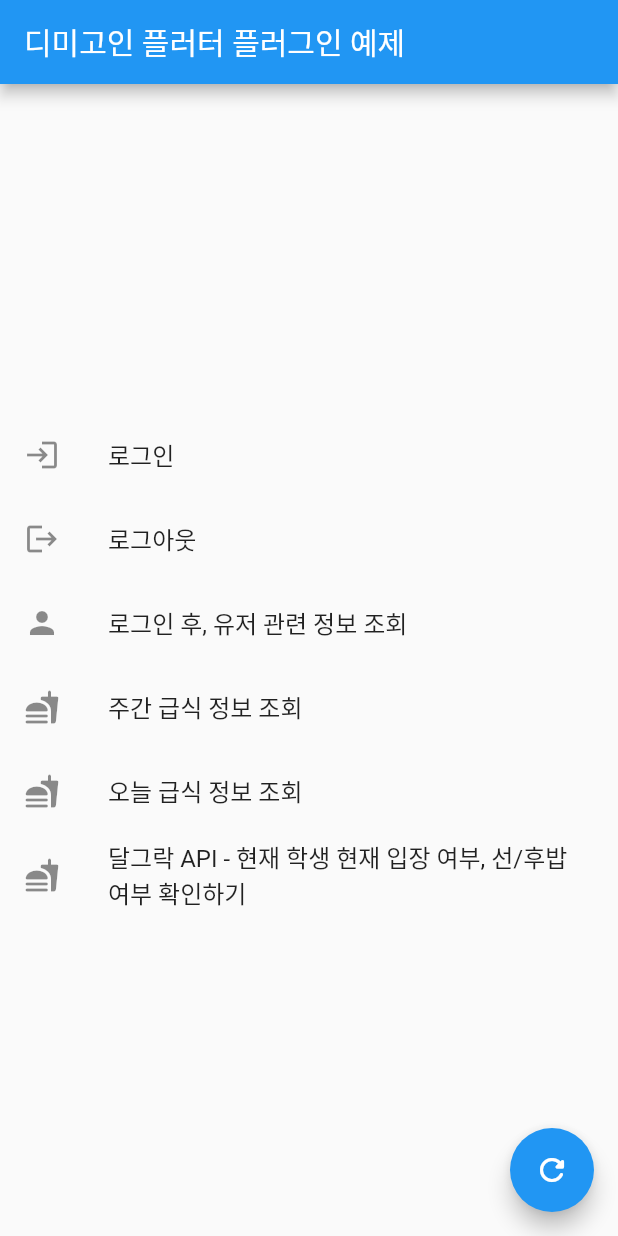
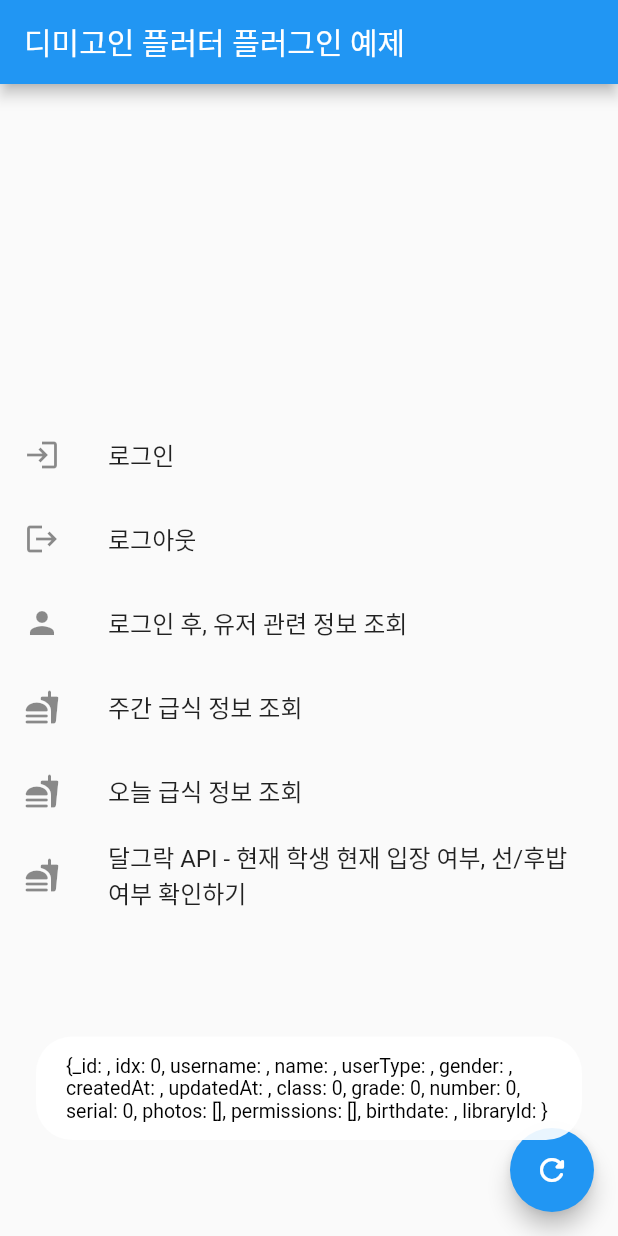
Before and after one commit to dimigo-din/dimigoin_flutter_plugin, a Flutter app: the screen it shows after launch, after a tap on "로그인 후, 유저 관련 정보 조회", on a phone screen of 412 x 824 dp. Run offline on Flutter 3.47's test engine with Material 2 defaults, Android fonts, the phone set to English and light mode, and no system bars; our stand-ins replace dio, flutter_secure_storage, fluttertoast; accounts and stored records are empty.

Commit message:
Add: Dimigoin User Model

```diff
--- a/lib/dimigoin_flutter_plugin.dart
+++ b/lib/dimigoin_flutter_plugin.dart
@@ -4,7 +4,8 @@ import 'dart:convert';
 import 'package:dio/dio.dart';
 import 'package:flutter_secure_storage/flutter_secure_storage.dart';
 
-part 'services/dimigoin_login.dart';
+part 'services/dimigoin_account.dart';
+part 'models/dimigoin_user.dart';
 part 'services/dimigoin_meal.dart';
 part 'services/dalgeurak_service.dart';
 
@@ -15,14 +16,17 @@ final _storage = const FlutterSecureStorage();
 const apiUrl = "https://api.dimigo.in";
 
 
-DimigoinLogin _dimigoinLogin = DimigoinLogin();
+DimigoinAccount _dimigoinLogin = DimigoinAccount();
 
 late String _accessToken;
+late DimigoinUser _currentUser;
 
 class DimigoinFlutterPlugin {
   initializeApp() async {
     if (await _dimigoinLogin.checkNowLogin()) {
       _accessToken = await _dimigoinLogin.loadSavedToken();
+
+      await _dimigoinLogin.fetchAccountData();
     }
   }
 }
--- /dev/null
+++ b/lib/models/dimigoin_user.dart
@@ -0,0 +1,207 @@
+part of dimigoin_flutter_plugin;
+
+/// 디미고인 유저 타입 열거형
+enum DimigoinUserType {
+  /// 학생
+  student,
+  /// 선생님
+  teacher,
+  /// 현재 디미고에 있지 않은 유저
+  outdate,
+  /// 학부모
+  parent,
+  /// 기숙사 사감 선생님
+  dormitoryTeacher,
+  /// 이외의 유저 타입
+  none
+}
+
+/// 디미고인 권한 열거형
+enum DimigoinPermissionType {
+  /// 인원관리 시스템 관리 권한
+  attendance,
+  /// 달그락 관리자 권한
+  dalgeurak,
+  /// 달그락 디넌장 권한
+  dalgeurakManagement,
+  /// 이외의 권한 타입
+  none
+}
+
+/// 디미고인 유저 열거형을 위한 Extension
+extension DimigoinUserTypeExtension on DimigoinUserType {
+  String get convertStr {
+    switch (this) {
+      case DimigoinUserType.student: return "S";
+      case DimigoinUserType.teacher: return "T";
+      case DimigoinUserType.outdate: return "O";
+      case DimigoinUserType.parent: return "P";
+      case DimigoinUserType.dormitoryTeacher: return "D";
+      default: return "";
+    }
+  }
+}
+
+/// 디미고인 권한 열거형을 위한 Extension
+extension DimigoinPermissionTypeExtension on DimigoinPermissionType {
+  String get convertStr {
+    switch (this) {
+      case DimigoinPermissionType.attendance: return "attendance";
+      case DimigoinPermissionType.dalgeurak: return "dalgeurak";
+      case DimigoinPermissionType.dalgeurakManagement: return "dalgeurak-management";
+      default: return "";
+    }
+  }
+}
+
+/// 디미고인 유저와 관련된 열거형을 위한 Extension
+extension DimigoinAccountTypeExtension on String {
+  DimigoinUserType get convertDimigoinUserType {
+    switch (this) {
+      case "S": return DimigoinUserType.student;
+      case "T": return DimigoinUserType.teacher;
+      case "O": return DimigoinUserType.outdate;
+      case "P": return DimigoinUserType.parent;
+      case "D": return DimigoinUserType.dormitoryTeacher;
+      default: return DimigoinUserType.none;
+    }
+  }
+
+  DimigoinPermissionType get convertDimigoinPermissionType {
+    switch (this) {
+      case "attendance": return DimigoinPermissionType.attendance;
+      case "dalgeurak": return DimigoinPermissionType.dalgeurak;
+      case "dalgeurak-management": return DimigoinPermissionType.dalgeurakManagement;
+      default: return DimigoinPermissionType.none;
+    }
+  }
+}
+
+
+/// 디미고인 유저 정보 클래스
+class DimigoinUser {
+  String? _id;
+  int? _idx;
+  String? _userId;
+  String? _name;
+  DimigoinUserType? _userType;
+  String? _gender;
+  String? _createdAt;
+  String? _updatedAt;
+  int? _classNum;
+  int? _gradeNum;
+  int? _studentNum;
+  int? _studentId;
+  List<dynamic>? _photos;
+  List<DimigoinPermissionType>? _permissions;
+  String? _birthdate;
+  String? _libraryId;
+
+  String? get id => _id;
+  int? get idx => _idx;
+  String? get userId => _userId;
+  String? get name => _name;
+  DimigoinUserType? get userType => _userType;
+  String? get gender => _gender;
+  String? get createdAt => _createdAt;
+  String? get updatedAt => _updatedAt;
+  int? get classNum => _classNum;
+  int? get gradeNum => _gradeNum;
+  int? get studentNum => _studentNum;
+  int? get studentId => _studentId;
+  List<dynamic>? get photos => _photos;
+  List<DimigoinPermissionType>? get permissions => _permissions;
+  String? get birthdate => _birthdate;
+  String? get libraryId => _libraryId;
+
+
+  DimigoinUser({
+    required String id,
+    required int idx,
+    required String userId,
+    required String name,
+    required DimigoinUserType userType,
+    required String gender,
+    required String createdAt,
+    required String updatedAt,
+    required int classNum,
+    required int gradeNum,
+    required int studentNum,
+    required int studentId,
+    required List<dynamic> photos,
+    required List<DimigoinPermissionType> permissions,
+    required String birthdate,
+    required String libraryId,}){
+    _id = id;
+    _idx = idx;
+    _userId = userId;
+    _name = name;
+    _userType = userType;
+    _gender = gender;
+    _createdAt = createdAt;
+    _updatedAt = updatedAt;
+    _classNum = classNum;
+    _gradeNum = gradeNum;
+    _studentNum = studentNum;
+    _studentId = studentId;
+    _photos = photos;
+    _permissions = permissions;
+    _birthdate = birthdate;
+    _libraryId = libraryId;
+}
+
+  DimigoinUser.fromJson(dynamic json) {
+    _id = json['_id'];
+    _idx = json['idx'];
+    _userId = json['username'];
+    _name = json['name'];
+    _userType = json['userType'].toString().convertDimigoinUserType;
+    _gender = json['gender'];
+    _createdAt = json['createdAt'];
+    _updatedAt = json['updatedAt'];
+    _classNum = json['class'];
+    _gradeNum = json['grade'];
+    _studentNum = json['number'];
+    _studentId = json['serial'];
+    if (json['photos'] != null) {
+      _photos = [];
+      json['photos'].forEach((v) {
+        _photos?.add(v.toString());
+      });
+    }
+    if (json['permissions'] != null) {
+      _permissions = [];
+      json['permissions'].forEach((v) {
+        _permissions?.add(v.toString().convertDimigoinPermissionType);
+      });
+    }
+    _birthdate = json['birthdate'];
+    _libraryId = json['libraryId'];
+  }
+
+  Map<String, dynamic> toJson() {
+    final map = <String, dynamic>{};
+    map['_id'] = _id;
+    map['idx'] = _idx;
+    map['username'] = _userId;
+    map['name'] = _name;
+    map['userType'] = _userType?.convertStr;
+    map['gender'] = _gender;
+    map['createdAt'] = _createdAt;
+    map['updatedAt'] = _updatedAt;
+    map['class'] = _classNum;
+    map['grade'] = _gradeNum;
+    map['number'] = _studentNum;
+    map['serial'] = _studentId;
+    if (_photos != null) {
+      map['photos'] = _photos?.toList();
+    }
+    if (_permissions != null) {
+      map['permissions'] = _permissions?.map((v) => v.convertStr).toList();
+    }
+    map['birthdate'] = _birthdate;
+    map['libraryId'] = _libraryId;
+    return map;
+  }
+
+}
--- a/lib/services/dalgeurak_service.dart
+++ b/lib/services/dalgeurak_service.dart
@@ -66,8 +66,8 @@ extension MealTypeExtension on MealType {
   }
 }
 
-/// 달그락 서비스와 관련된 모든 열거형을 위한 Extension
-extension DalgeurakTypeExtension on String {
+/// 달그락 서비스의 급식과 관련된 열거형을 위한 Extension
+extension DalgeurakMealTypeExtension on String {
   MealStatusType get convertMealStatusType {
     switch (this) {
       case "onTime": return MealStatusType.onTime;
--- a/pubspec.yaml
+++ b/pubspec.yaml
@@ -1,6 +1,6 @@
 name: dimigoin_flutter_plugin
 description: A dimigoin flutter plugin for developing dimigo-related applications.
-version: 0.2.0
+version: 0.2.1
 homepage: https://github.com/dimigoin/dimigoin_flutter_plugin
 
 environment:
```
Also changed, not shown: example/lib/main.dart (+5 -5 lines), lib/services/dimigoin_account.dart (renamed from lib/services/dimigoin_login.dart, +32 -13 lines), example/pubspec.lock, 2 other files.
